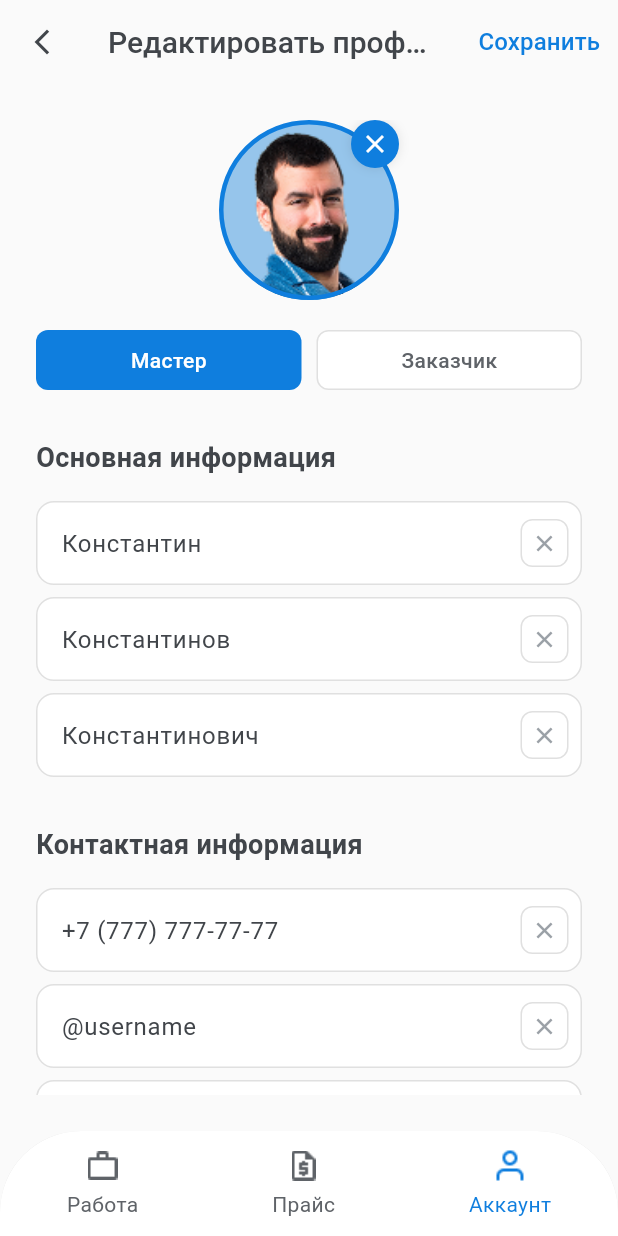
After one commit to MarselBissengaliyev/good-job, a Flutter app: the EditProfileInfoPageMaster screen opened directly, on a phone screen of 412 x 824 dp. The commit adds this screen. Run offline on Flutter 3.47's test engine with Material 3 defaults, Android fonts, the phone set to English and light mode, and no system bars; Roboto replaces fonts that are missing (Plus Jakarta Sans).

Commit message:
feat: add edit profile screen for master

```diff
--- a/lib/pages/account_master_page.dart
+++ b/lib/pages/account_master_page.dart
@@ -1,4 +1,6 @@
 import 'package:flutter/material.dart';
+import 'edit_profile_info_page_master.dart';
+import 'dart:ui';
 
 class AccountMasterPage extends StatelessWidget {
   const AccountMasterPage({super.key});
@@ -65,11 +67,21 @@ class AccountMasterPage extends StatelessWidget {
                         Positioned(
                           bottom: 0,
                           right: 0,
+                          child: GestureDetector(
+                            onTap: () {
+                              Navigator.push(
+                                context,
+                                MaterialPageRoute(
+                                  // УБРАН const перед EditProfileInfoPageMaster()
+                                  builder: (context) => EditProfileInfoPageMaster(),
+                                ),
+                              );
+                            },
                             child: Container(
                               width: 36,
                               height: 36,
                               decoration: BoxDecoration(
-                              color: Colors.white,
+                                color: const Color(0xFF0F7EDE),
                                 shape: BoxShape.circle,
                                 boxShadow: [
                                   BoxShadow(
@@ -83,7 +95,8 @@ class AccountMasterPage extends StatelessWidget {
                                   'assets/edit.png',
                                   width: 18,
                                   height: 18,
-                                color: const Color(0xFF0F7EDE),
+                                  color: const Color(0xFFFFFFFF),
+                                ),
                               ),
                             ),
                           ),
@@ -516,19 +529,19 @@ class AccountMasterPage extends StatelessWidget {
 
   // Функция для отображения модального окна подписки
  void _showSubscribeModal(BuildContext context) {
-    // Переменная состояния внутри метода
     bool isSent = false;
 
     showDialog(
       context: context,
-      barrierColor: const Color(0x1A000000),
+      barrierColor: Colors.black.withOpacity(0.2),
       barrierDismissible: true,
       builder: (context) {
-        // StatefulBuilder позволяет обновлять экран внутри диалога
         return StatefulBuilder(
           builder: (context, setState) {
-            return Dialog(
-              insetPadding: const EdgeInsets.symmetric(horizontal: 24),
+            return BackdropFilter(
+              filter: ImageFilter.blur(sigmaX: 5, sigmaY: 5),
+              child: Dialog(
+                insetPadding: const EdgeInsets.symmetric(horizontal: 14),
                 backgroundColor: Colors.white,
                 shape: RoundedRectangleBorder(
                   borderRadius: BorderRadius.circular(12),
@@ -538,7 +551,6 @@ class AccountMasterPage extends StatelessWidget {
                   child: Column(
                     mainAxisSize: MainAxisSize.min,
                     children: [
-                    // Если не отправлено — показываем форму, если отправлено — успех
                       if (!isSent) ...[
                         const Text(
                           'Подтвердите\nзапрос на оплату',
@@ -558,12 +570,10 @@ class AccountMasterPage extends StatelessWidget {
                         _buildButton(
                           text: 'Отправить',
                           onTap: () {
-                          // Переключаем состояние вместо закрытия
                             setState(() => isSent = true);
                           },
                         ),
                       ] else ...[
-                      // КОНТЕНТ ПОСЛЕ ОТПРАВКИ
                         const Text(
                           'Запрос отправлен',
                           textAlign: TextAlign.center,
@@ -575,22 +585,22 @@ class AccountMasterPage extends StatelessWidget {
                           ),
                         ),
                         const SizedBox(height: 32),
-                      // Центрированная иконка (замените путь на ваш assets/check.png)
                         Image.asset(
                           'assets/check.png',
                           width: 80,
                           height: 80,
-                        color: const Color(0xFF1DCE6A), // Можно подкрасить, если нужно
+                          color: const Color(0xFF1DCE6A),
                         ),
                         const SizedBox(height: 32),
                         _buildButton(
                           text: 'На главную',
                           onTap: () {
-                          Navigator.pop(context); // Закрываем модалку
+                            Navigator.pop(context);
                           },
                         ),
                       ],
                     ],
+                  ),
                 ),
               ),
             );
--- /dev/null
+++ b/lib/pages/edit_profile_info_page_master.dart
@@ -0,0 +1,444 @@
+import 'package:flutter/material.dart';
+
+class EditProfileInfoPageMaster extends StatefulWidget {
+  const EditProfileInfoPageMaster({super.key});
+
+  @override
+  State<EditProfileInfoPageMaster> createState() =>
+      _EditProfileInfoPageMasterState();
+}
+
+class _EditProfileInfoPageMasterState
+    extends State<EditProfileInfoPageMaster> {
+  late final TextEditingController _nameController;
+  late final TextEditingController _surnameController;
+  late final TextEditingController _patronymicController;
+  late final TextEditingController _phoneController;
+  late final TextEditingController _username1Controller;
+  late final TextEditingController _username2Controller;
+
+  @override
+  void initState() {
+    super.initState();
+    _nameController = TextEditingController(text: 'Константин');
+    _surnameController = TextEditingController(text: 'Константинов');
+    _patronymicController = TextEditingController(text: 'Константинович');
+    _phoneController = TextEditingController(text: '+7 (777) 777-77-77');
+    _username1Controller = TextEditingController(text: '@username');
+    _username2Controller = TextEditingController(text: '@username');
+  }
+
+  @override
+  void dispose() {
+    _nameController.dispose();
+    _surnameController.dispose();
+    _patronymicController.dispose();
+    _phoneController.dispose();
+    _username1Controller.dispose();
+    _username2Controller.dispose();
+    super.dispose();
+  }
+
+  @override
+  Widget build(BuildContext context) {
+    return Scaffold(
+      backgroundColor: const Color(0xFFFAFAFA),
+      appBar: AppBar(
+        elevation: 0,
+        backgroundColor: const Color(0xFFFAFAFA),
+        centerTitle: true,
+        leading: IconButton(
+          icon: const Icon(
+            Icons.arrow_back_ios_new,
+            color: Color(0xFF41454A),
+            size: 20,
+          ),
+          onPressed: () => Navigator.pop(context),
+        ),
+        title: const Text(
+          'Редактировать профиль',
+          style: TextStyle(
+            fontSize: 20,
+            fontWeight: FontWeight.w500,
+            color: Color(0xFF41454A),
+            fontFamily: 'Plus Jakarta Sans',
+          ),
+        ),
+        actions: [
+          TextButton(
+            onPressed: () {
+              // TODO: Сохранить изменения
+              Navigator.pop(context);
+            },
+            child: const Text(
+              'Сохранить',
+              style: TextStyle(
+                fontSize: 16,
+                fontWeight: FontWeight.w500,
+                color: Color(0xFF0F7EDE),
+                fontFamily: 'Plus Jakarta Sans',
+              ),
+            ),
+          ),
+        ],
+      ),
+      body: Padding(
+        padding: const EdgeInsets.all(24),
+        child: SingleChildScrollView(
+          child: Column(
+            children: [
+              Center(
+                child: Stack(
+                  children: [
+                    Container(
+                      width: 120,
+                      height: 120,
+                      decoration: BoxDecoration(
+                        shape: BoxShape.circle,
+                        color: const Color(0xFF96C5EB),
+                        border: Border.all(
+                          color: const Color(0xFF0F7EDE),
+                          width: 3,
+                        ),
+                        image: const DecorationImage(
+                          image: AssetImage('assets/avatar.png'),
+                          fit: BoxFit.cover,
+                        ),
+                      ),
+                    ),
+                    Positioned(
+                      top: 0,
+                      right: 0,
+                      child: Container(
+                        width: 32,
+                        height: 32,
+                        decoration: BoxDecoration(
+                          color: const Color(0xFF0F7EDE),
+                          shape: BoxShape.circle,
+                          boxShadow: [
+                            BoxShadow(
+                              color: Colors.black.withOpacity(0.1),
+                              blurRadius: 6,
+                            ),
+                          ],
+                        ),
+                        child: const Center(
+                          child: Icon(
+                            Icons.close,
+                            color: Colors.white,
+                            size: 20,
+                          ),
+                        ),
+                      ),
+                    ),
+                  ],
+                ),
+              ),
+              const SizedBox(height: 20),
+
+              // Два блока под аватаркой
+              Row(
+                mainAxisAlignment: MainAxisAlignment.center,
+                children: [
+                  // Блок "Мастер" с синим фоном
+                  Expanded(
+                    child: Container(
+                      height: 40,
+                      decoration: BoxDecoration(
+                        color: const Color(0xFF0F7EDE),
+                        borderRadius: BorderRadius.circular(8),
+                      ),
+                      child: const Center(
+                        child: Text(
+                          'Мастер',
+                          style: TextStyle(
+                            fontSize: 14,
+                            fontWeight: FontWeight.w500,
+                            color: Colors.white,
+                            fontFamily: 'Plus Jakarta Sans',
+                          ),
+                        ),
+                      ),
+                    ),
+                  ),
+
+                  // Расстояние между блоками 10 пикселей
+                  const SizedBox(width: 10),
+
+                  // Блок "Заказчик" с белым фоном
+                  Expanded(
+                    child: Container(
+                      height: 40,
+                      decoration: BoxDecoration(
+                        color: Colors.white,
+                        borderRadius: BorderRadius.circular(8),
+                        border: Border.all(color: const Color(0xFFE0E0E0)),
+                      ),
+                      child: const Center(
+                        child: Text(
+                          'Заказчик',
+                          style: TextStyle(
+                            fontSize: 14,
+                            fontWeight: FontWeight.w500,
+                            color: Color(0xFF5F6368),
+                            fontFamily: 'Plus Jakarta Sans',
+                          ),
+                        ),
+                      ),
+                    ),
+                  ),
+                ],
+              ),
+              const SizedBox(height: 32),
+
+              // Секция "Основная информация"
+              _buildSectionHeader('Основная информация'),
+              const SizedBox(height: 16),
+              _buildTextFieldWithClear('Имя', _nameController),
+              const SizedBox(height: 8),
+              _buildTextFieldWithClear('Фамилия', _surnameController),
+              const SizedBox(height: 8),
+              _buildTextFieldWithClear('Отчество', _patronymicController),
+              const SizedBox(height: 32),
+
+              // Секция "Контактная информация"
+              _buildSectionHeader('Контактная информация'),
+              const SizedBox(height: 16),
+              _buildTextFieldWithClear('Телефон', _phoneController),
+              const SizedBox(height: 8),
+              _buildTextFieldWithClear('Username 1', _username1Controller),
+              const SizedBox(height: 8),
+              _buildTextFieldWithClear('Username 2', _username2Controller),
+              const SizedBox(height: 32),
+
+              // СИНЯЯ КНОПКА "СОХРАНИТЬ" (часть скролла)
+              SizedBox(
+                width: double.infinity,
+                height: 56,
+                child: ElevatedButton(
+                  onPressed: () {
+                    // TODO: Сохранить изменения
+                    Navigator.pop(context);
+                  },
+                  style: ElevatedButton.styleFrom(
+                    backgroundColor: const Color(0xFF0F7EDE),
+                    shape: RoundedRectangleBorder(
+                      borderRadius: BorderRadius.circular(12),
+                    ),
+                    elevation: 0,
+                  ),
+                  child: const Text(
+                    'Сохранить',
+                    style: TextStyle(
+                      fontSize: 16,
+                      fontWeight: FontWeight.w600,
+                      color: Colors.white,
+                      fontFamily: 'Plus Jakarta Sans',
+                    ),
+                  ),
+                ),
+              ),
+              const SizedBox(height: 20), // Отступ перед Bottom Navigation Bar
+            ],
+          ),
+        ),
+      ),
+      // Bottom Navigation Bar (остается фиксированным внизу)
+      bottomNavigationBar: ClipRRect(
+        borderRadius: const BorderRadius.only(
+          topLeft: Radius.circular(54),
+          topRight: Radius.circular(54),
+        ),
+        child: Container(
+          height: 70,
+          decoration: const BoxDecoration(
+            color: Colors.white,
+            boxShadow: [BoxShadow(color: Colors.black12, blurRadius: 4)],
+          ),
+          child: Row(
+            mainAxisAlignment: MainAxisAlignment.spaceAround,
+            children: [
+              // Работа
+              Column(
+                mainAxisAlignment: MainAxisAlignment.center,
+                children: [
+                  Image.asset(
+                    'assets/work.png',
+                    width: 24,
+                    height: 24,
+                    color: const Color(0xFF5F6368),
+                  ),
+                  const SizedBox(height: 4),
+                  const Text(
+                    'Работа',
+                    style: TextStyle(
+                      fontSize: 14,
+                      color: Color(0xFF5F6368),
+                      fontFamily: 'Plus Jakarta Sans',
+                    ),
+                  ),
+                ],
+              ),
+              // Прайс
+              Column(
+                mainAxisAlignment: MainAxisAlignment.center,
+                children: [
+                  Image.asset(
+                    'assets/price.png',
+                    width: 24,
+                    height: 24,
+                    color: const Color(0xFF5F6368),
+                  ),
+                  const SizedBox(height: 4),
+                  const Text(
+                    'Прайс',
+                    style: TextStyle(
+                      fontSize: 14,
+                      color: Color(0xFF5F6368),
+                      fontFamily: 'Plus Jakarta Sans',
+                    ),
+                  ),
+                ],
+              ),
+              // Аккаунт (активная)
+              Column(
+                mainAxisAlignment: MainAxisAlignment.center,
+                children: [
+                  Image.asset(
+                    'assets/account.png',
+                    width: 24,
+                    height: 24,
+                    color: const Color(0xFF0F7EDE),
+                  ),
+                  const SizedBox(height: 4),
+                  const Text(
+                    'Аккаунт',
+                    style: TextStyle(
+                      fontSize: 14,
+                      color: Color(0xFF0F7EDE),
+                      fontFamily: 'Plus Jakarta Sans',
+                    ),
+                  ),
+                ],
+              ),
+            ],
+          ),
+        ),
+      ),
+    );
+  }
+
+  Widget _buildSectionHeader(String title) {
+    return Align(
+      alignment: Alignment.centerLeft,
+      child: Text(
+        title,
+        style: const TextStyle(
+          fontSize: 18,
+          fontWeight: FontWeight.w600,
+          color: Color(0xFF41454A),
+          fontFamily: 'Plus Jakarta Sans',
+        ),
+      ),
+    );
+  }
+
+  Widget _buildTextFieldWithClear(
+      String hint, TextEditingController controller) {
+    return Container(
+      height: 56,
+      decoration: BoxDecoration(
+        color: Colors.white,
+        borderRadius: BorderRadius.circular(12),
+        border: Border.all(color: const Color(0xFFE0E0E0)),
+      ),
+      child: Padding(
+        padding: const EdgeInsets.only(left: 16, right: 8),
+        child: Row(
+          children: [
+            Expanded(
+              child: TextField(
+                controller: controller,
+                style: const TextStyle(
+                  fontSize: 16,
+                  fontWeight: FontWeight.w400,
+                  color: Color(0xFF41454A),
+                  fontFamily: 'Plus Jakarta Sans',
+                ),
+                decoration: InputDecoration(
+                  hintText: hint,
+                  border: InputBorder.none,
+                  hintStyle: const TextStyle(
+                    fontSize: 16,
+                    fontWeight: FontWeight.w400,
+                    color: Color(0xFF9AA0A6),
+                    fontFamily: 'Plus Jakarta Sans',
+                  ),
+                ),
+              ),
+            ),
+            // Кнопка очистки появляется только если есть текст
+            if (controller.text.isNotEmpty)
+              Padding(
+                padding: const EdgeInsets.only(left: 8),
+                child: GestureDetector(
+                  onTap: () => controller.clear(),
+                  child: Container(
+                    width: 32,
+                    height: 32,
+                    decoration: BoxDecoration(
+                      color: Colors.white,
+                      borderRadius: BorderRadius.circular(8),
+                      border: Border.all(color: const Color(0xFFE0E0E0)),
+                    ),
+                    child: const Center(
+                      child: Icon(
+                        Icons.close,
+                        color: Color(0xFF9AA0A6),
+                        size: 18,
+                      ),
+                    ),
+                  ),
+                ),
+              ),
+          ],
+        ),
+      ),
+    );
+  }
+
+  Widget _buildCategorySelector() {
+    return GestureDetector(
+      onTap: () {
+        // TODO: открыть выбор категории
+      },
+      child: Container(
+        height: 56,
+        padding: const EdgeInsets.symmetric(horizontal: 16),
+        decoration: BoxDecoration(
+          color: Colors.white,
+          borderRadius: BorderRadius.circular(12),
+          border: Border.all(color: const Color(0xFFE0E0E0)),
+        ),
+        child: Row(
+          children: [
+            Image.asset('assets/handyman.png', width: 24, height: 24),
+            const SizedBox(width: 12),
+            const Expanded(
+              child: Text(
+                'Сантехник',
+                style: TextStyle(
+                  fontSize: 16,
+                  fontWeight: FontWeight.w400,
+                  color: Color(0xFF41454A),
+                  fontFamily: 'Plus Jakarta Sans',
+                ),
+              ),
+            ),
+            const Icon(Icons.keyboard_arrow_down, color: Color(0xFF9AA0A6)),
+          ],
+        ),
+      ),
+    );
+  }
+}
```
Also changed, not shown: 1 other file. Lines whose indentation alone changed are shown as unchanged.
